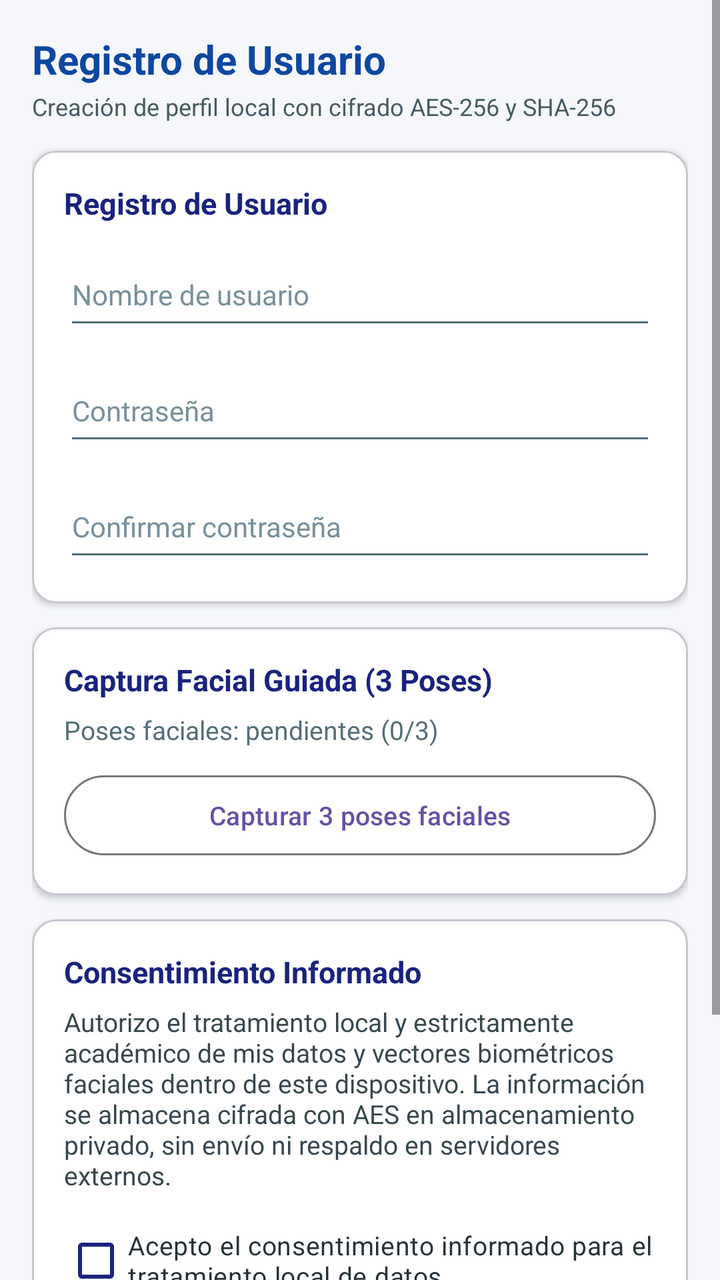
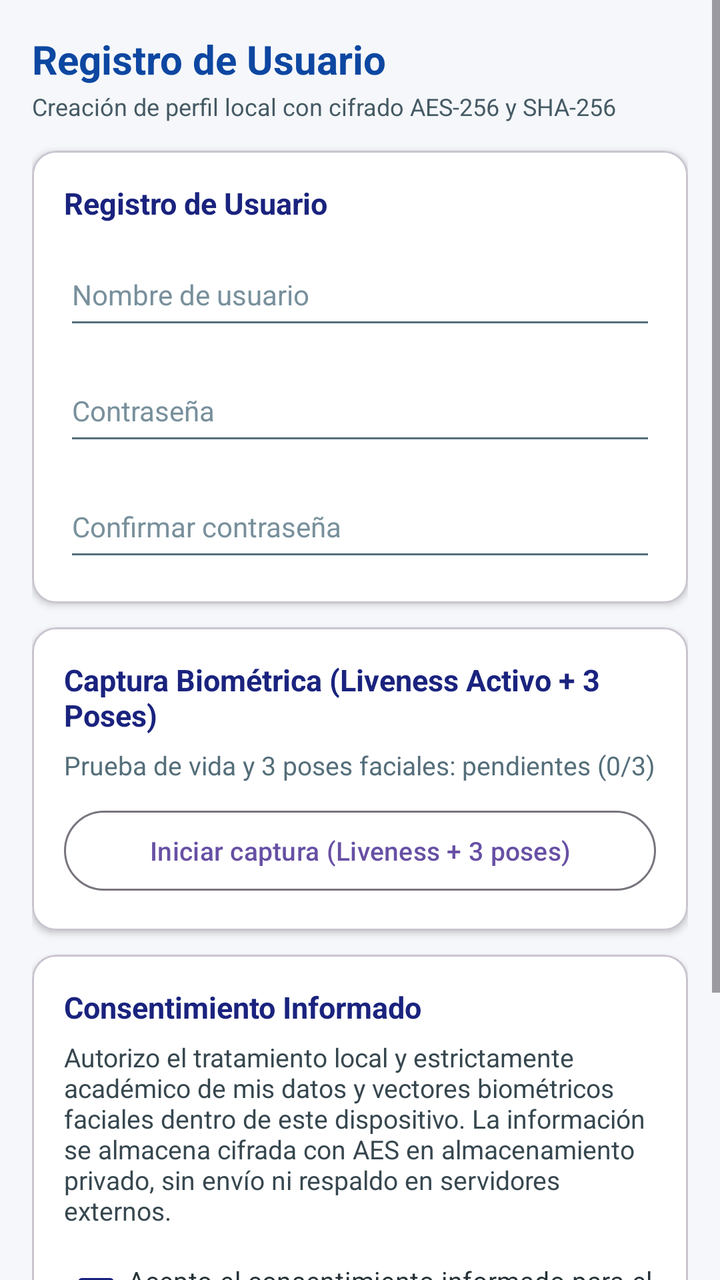

Two renders of the same Android screen: before a commit and after it. Below are the layout's source before the change and the commit's diff.
<!-- AndroidManifest.xml: application theme Theme.ReconocimientoFacial -->
<!-- res/layout/activity_registro.xml -->
<?xml version="1.0" encoding="utf-8"?>
<ScrollView xmlns:android="http://schemas.android.com/apk/res/android"
    xmlns:app="http://schemas.android.com/apk/res-auto"
    xmlns:tools="http://schemas.android.com/tools"
    android:id="@+id/rootRegistro"
    android:layout_width="match_parent"
    android:layout_height="match_parent"
    android:background="#F5F7FA"
    android:fillViewport="true"
    tools:context=".vista.RegistroActivity">

    <LinearLayout
        android:layout_width="match_parent"
        android:layout_height="wrap_content"
        android:orientation="vertical"
        android:padding="16dp">

        
        <TextView
            android:layout_width="match_parent"
            android:layout_height="wrap_content"
            android:text="@string/titulo_registro"
            android:textColor="#0D47A1"
            android:textSize="20sp"
            android:textStyle="bold" />

        <TextView
            android:layout_width="match_parent"
            android:layout_height="wrap_content"
            android:layout_marginTop="2dp"
            android:layout_marginBottom="14dp"
            android:text="@string/subtitulo_registro"
            android:textColor="#455A64"
            android:textSize="12sp" />

        
        <com.google.android.material.card.MaterialCardView
            android:layout_width="match_parent"
            android:layout_height="wrap_content"
            app:cardBackgroundColor="#FFFFFF"
            app:cardCornerRadius="12dp"
            app:cardElevation="2dp">

            <LinearLayout
                android:layout_width="match_parent"
                android:layout_height="wrap_content"
                android:orientation="vertical"
                android:padding="16dp">

                <TextView
                    android:layout_width="match_parent"
                    android:layout_height="wrap_content"
                    android:text="@string/titulo_registro"
                    android:textColor="#1A237E"
                    android:textSize="15sp"
                    android:textStyle="bold" />

                <EditText
                    android:id="@+id/edtRegistroUsuario"
                    android:layout_width="match_parent"
                    android:layout_height="wrap_content"
                    android:layout_marginTop="10dp"
                    android:autofillHints="username"
                    android:backgroundTint="#546E7A"
                    android:hint="@string/hint_usuario"
                    android:inputType="text"
                    android:minHeight="48dp"
                    android:textColor="#263238"
                    android:textColorHint="#78909C"
                    android:textSize="14sp" />

                <EditText
                    android:id="@+id/edtRegistroClave"
                    android:layout_width="match_parent"
                    android:layout_height="wrap_content"
                    android:layout_marginTop="10dp"
                    android:autofillHints="newPassword"
                    android:backgroundTint="#546E7A"
                    android:hint="@string/hint_clave"
                    android:inputType="textPassword"
                    android:minHeight="48dp"
                    android:textColor="#263238"
                    android:textColorHint="#78909C"
                    android:textSize="14sp" />

                <EditText
                    android:id="@+id/edtRegistroConfirmarClave"
                    android:layout_width="match_parent"
                    android:layout_height="wrap_content"
                    android:layout_marginTop="10dp"
                    android:autofillHints="newPassword"
                    android:backgroundTint="#546E7A"
                    android:hint="@string/hint_confirmar_clave"
                    android:inputType="textPassword"
                    android:minHeight="48dp"
                    android:textColor="#263238"
                    android:textColorHint="#78909C"
                    android:textSize="14sp" />
            </LinearLayout>
        </com.google.android.material.card.MaterialCardView>

        
        <com.google.android.material.card.MaterialCardView
            android:layout_width="match_parent"
            android:layout_height="wrap_content"
            android:layout_marginTop="12dp"
            app:cardBackgroundColor="#FFFFFF"
            app:cardCornerRadius="12dp"
            app:cardElevation="2dp">

            <LinearLayout
                android:layout_width="match_parent"
                android:layout_height="wrap_content"
                android:orientation="vertical"
                android:padding="16dp">

                <TextView
                    android:layout_width="match_parent"
                    android:layout_height="wrap_content"
                    android:text="Captura Facial Guiada (3 Poses)"
                    android:textColor="#1A237E"
                    android:textSize="15sp"
                    android:textStyle="bold" />

                <TextView
                    android:id="@+id/txtEstadoPosesRegistro"
                    android:layout_width="match_parent"
                    android:layout_height="wrap_content"
                    android:layout_marginTop="6dp"
                    android:text="Poses faciales: pendientes (0/3)"
                    android:textColor="#546E7A"
                    android:textSize="13sp" />

                <Button
                    android:id="@+id/btnCapturarTresPoses"
                    style="?attr/materialButtonOutlinedStyle"
                    android:layout_width="match_parent"
                    android:layout_height="wrap_content"
                    android:layout_marginTop="10dp"
                    android:text="Capturar 3 poses faciales"
                    android:textSize="13sp" />
            </LinearLayout>
        </com.google.android.material.card.MaterialCardView>

        
        <com.google.android.material.card.MaterialCardView
            android:layout_width="match_parent"
            android:layout_height="wrap_content"
            android:layout_marginTop="12dp"
            app:cardBackgroundColor="#FFFFFF"
            app:cardCornerRadius="12dp"
            app:cardElevation="2dp">

            <LinearLayout
                android:layout_width="match_parent"
                android:layout_height="wrap_content"
                android:orientation="vertical"
                android:padding="16dp">

                <TextView
                    android:layout_width="match_parent"
                    android:layout_height="wrap_content"
                    android:text="@string/titulo_consentimiento"
                    android:textColor="#1A237E"
                    android:textSize="15sp"
                    android:textStyle="bold" />

                <TextView
                    android:layout_width="match_parent"
                    android:layout_height="wrap_content"
                    android:layout_marginTop="6dp"
                    android:text="@string/texto_consentimiento"
                    android:textColor="#37474F"
                    android:textSize="13sp" />

                <CheckBox
                    android:id="@+id/chkConsentimiento"
                    android:layout_width="match_parent"
                    android:layout_height="wrap_content"
                    android:layout_marginTop="10dp"
                    android:buttonTint="#1A237E"
                    android:text="@string/chk_acepto_consentimiento"
                    android:textColor="#263238"
                    android:textColorHint="#78909C"
                    android:textSize="13sp" />
            </LinearLayout>
        </com.google.android.material.card.MaterialCardView>

        <TextView
            android:id="@+id/txtMensajeRegistro"
            android:layout_width="match_parent"
            android:layout_height="wrap_content"
            android:layout_marginTop="10dp"
            android:textColor="#C62828"
            android:textSize="13sp"
            android:visibility="gone" />

        <Button
            android:id="@+id/btnConfirmarRegistro"
            android:layout_width="match_parent"
            android:layout_height="wrap_content"
            android:layout_marginTop="14dp"
            android:paddingVertical="12dp"
            android:text="@string/btn_confirmar_registro"
            android:textSize="14sp"
            android:textStyle="bold" />

        <Button
            android:id="@+id/btnVolverLogin"
            style="?attr/materialButtonOutlinedStyle"
            android:layout_width="match_parent"
            android:layout_height="wrap_content"
            android:layout_marginTop="8dp"
            android:text="@string/btn_volver_login"
            android:textSize="13sp" />
    </LinearLayout>
</ScrollView>
<!-- resources referenced by this layout -->
<resources>
  <string name="btn_confirmar_registro">Confirmar registro</string>
  <string name="btn_volver_login">Volver al inicio de sesión</string>
  <string name="chk_acepto_consentimiento">Acepto el consentimiento informado para el tratamiento local de datos.</string>
  <string name="hint_clave">Contraseña</string>
  <string name="hint_confirmar_clave">Confirmar contraseña</string>
  <string name="hint_usuario">Nombre de usuario</string>
  <string name="subtitulo_registro">Creación de perfil local con cifrado AES-256 y SHA-256</string>
  <string name="texto_consentimiento">Autorizo el tratamiento local y estrictamente académico de mis datos y vectores biométricos faciales dentro de este dispositivo. La información se almacena cifrada con AES en almacenamiento privado, sin envío ni respaldo en servidores externos.</string>
  <string name="titulo_consentimiento">Consentimiento Informado</string>
  <string name="titulo_registro">Registro de Usuario</string>
  <style name="Theme.ReconocimientoFacial" parent="Base.Theme.ReconocimientoFacial" />
  <style name="Base.Theme.ReconocimientoFacial" parent="Theme.Material3.DayNight.NoActionBar">
          
          
      </style>
</resources>

<!-- the commit's change to res/layout/activity_registro.xml (unified diff, before → after) -->
@@ -117,7 +117,7 @@
                 <TextView
                     android:layout_width="match_parent"
                     android:layout_height="wrap_content"
-                    android:text="Captura Facial Guiada (3 Poses)"
+                    android:text="Captura Biométrica (Liveness Activo + 3 Poses)"
                     android:textColor="#1A237E"
                     android:textSize="15sp"
                     android:textStyle="bold" />
@@ -127,7 +127,7 @@
                     android:layout_width="match_parent"
                     android:layout_height="wrap_content"
                     android:layout_marginTop="6dp"
-                    android:text="Poses faciales: pendientes (0/3)"
+                    android:text="Prueba de vida y 3 poses faciales: pendientes (0/3)"
                     android:textColor="#546E7A"
                     android:textSize="13sp" />
 
@@ -137,7 +137,7 @@
                     android:layout_width="match_parent"
                     android:layout_height="wrap_content"
                     android:layout_marginTop="10dp"
-                    android:text="Capturar 3 poses faciales"
+                    android:text="Iniciar captura (Liveness + 3 poses)"
                     android:textSize="13sp" />
             </LinearLayout>
         </com.google.android.material.card.MaterialCardView>
